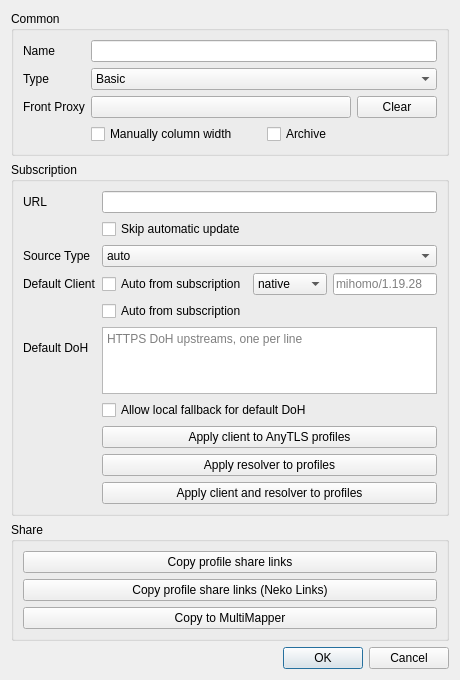
DavidYordan/nekoray, file ui/edit/dialog_edit_group.ui: the form before one commit.
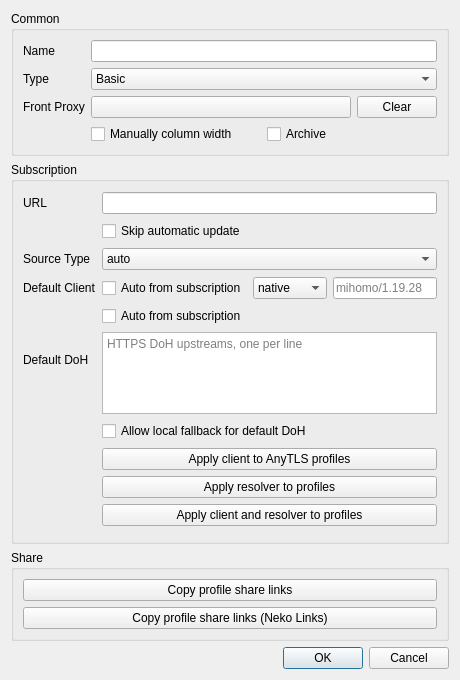
The form after the commit. Custom widgets are drawn as their Qt base class.

The edit to the form file:
```diff
--- a/ui/edit/dialog_edit_group.ui
+++ b/ui/edit/dialog_edit_group.ui
@@ -299,13 +299,6 @@
         </property>
        </widget>
       </item>
-      <item>
-       <widget class="QPushButton" name="copy_links_multimapper">
-        <property name="text">
-         <string>Copy to MultiMapper</string>
-        </property>
-       </widget>
-      </item>
      </layout>
     </widget>
    </item>
```
Left out of the diff: 1 changed line with no effect on the pictures.
